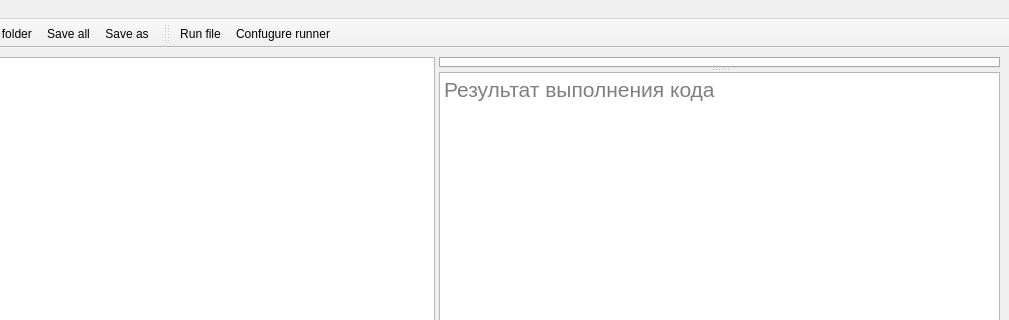
The window that interface.ui (Mot0511/CodeMaster) describes before a commit, drawn with Qt 5; both pictures show x 135 to 1144 and y 0 to 320 of the 1144 by 794 pixel window.
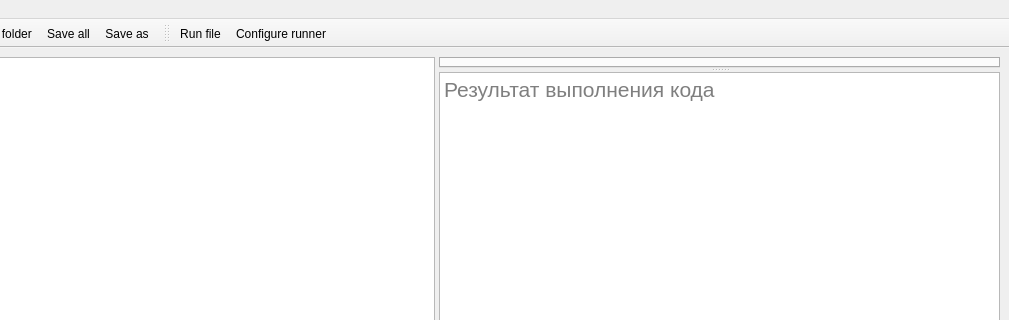
The same window after the commit. Icons and pictures are not drawn.

Patch:
```diff
--- a/interface.ui
+++ b/interface.ui
@@ -100,7 +100,7 @@
     </property>
     <addaction name="actionRun_file"/>
     <addaction name="actionRun_project"/>
-    <addaction name="actionConfugure_runner"/>
+    <addaction name="actionConfigure_runner"/>
    </widget>
    <addaction name="menuFile"/>
    <addaction name="menuRun"/>
@@ -133,7 +133,7 @@
     <bool>false</bool>
    </attribute>
    <addaction name="actionRun_file"/>
-   <addaction name="actionConfugure_runner"/>
+   <addaction name="actionConfigure_runner"/>
   </widget>
   <action name="actionOpen">
    <property name="icon">
@@ -255,13 +255,13 @@
     <string>Run project</string>
    </property>
   </action>
-  <action name="actionConfugure_runner">
+  <action name="actionConfigure_runner">
    <property name="icon">
     <iconset>
      <normaloff>icons/configurate.png</normaloff>icons/configurate.png</iconset>
    </property>
    <property name="text">
-    <string>Confugure runner</string>
+    <string>Configure runner</string>
    </property>
   </action>
  </widget>
```
